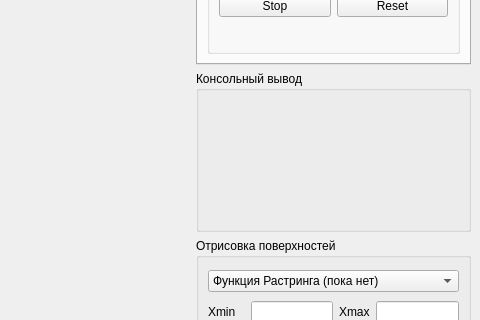
This is src/ui/main.ui in Dramaturg1/SearchOptimization as Qt 5 draws it before an edit; both pictures show x 563 to 1043 and y 187 to 507 of the 1043 by 618 pixel window. The edited form follows.
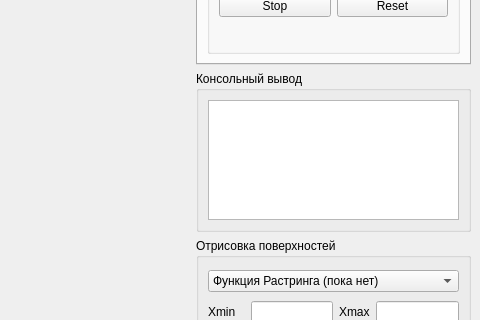
This is the edited form.

The edit to the form file:
```diff
--- a/src/ui/main.ui
+++ b/src/ui/main.ui
@@ -180,6 +180,11 @@
           <property name="title">
            <string>Консольный вывод</string>
           </property>
+          <layout class="QVBoxLayout" name="verticalLayout_5">
+           <item>
+            <widget class="QTextEdit" name="textEdit"/>
+           </item>
+          </layout>
          </widget>
         </item>
         <item>
```
